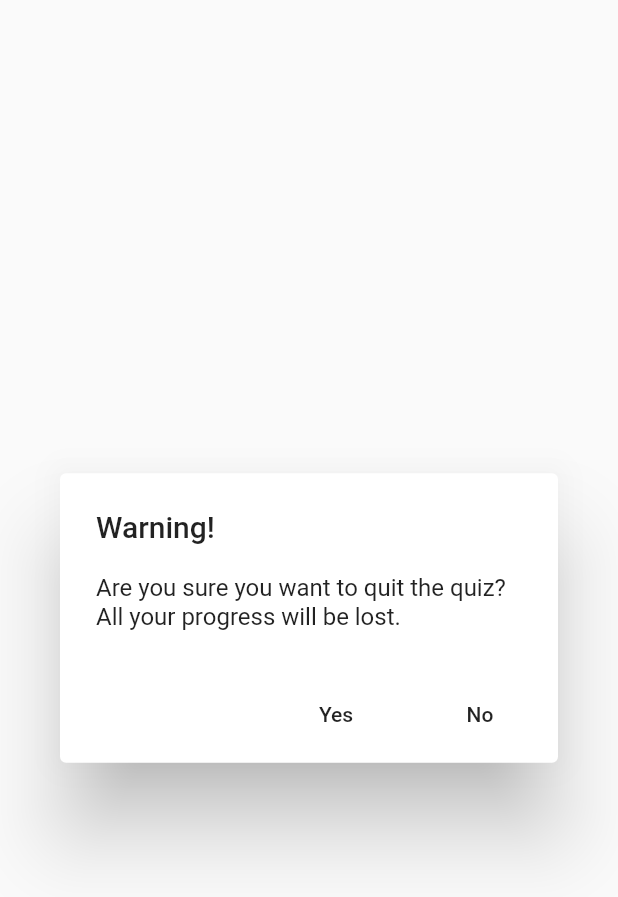
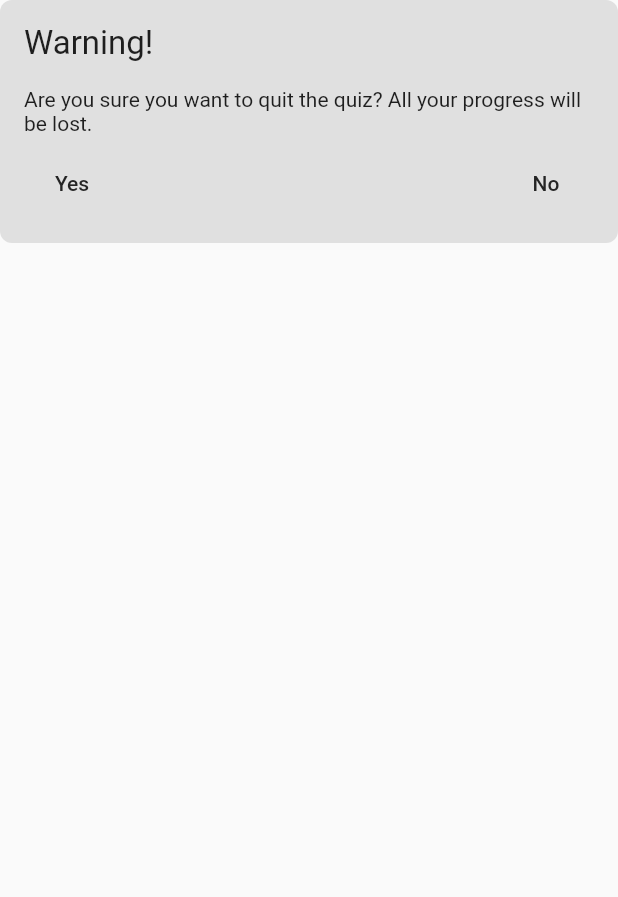
Before and after one commit to DhavalBhagwat/Quizoid, a Flutter app: the ExitQuizDialog widget shown alone on an empty page, opened directly, on a phone screen of 412 x 824 dp. Shown: the top 897 px of the screen. Run offline on Flutter 3.47's test engine with Material 2 defaults, Android fonts, the phone set to English and light mode, and no system bars; our stand-ins replace chewie, firebase_core, firebase_database, floor, flutter_easyloading, get and 3 more; accounts and stored records are empty; generated files the repository leaves out were written again.

Commit message:
v0.0.8(1) - Refer #10

```diff
--- a/lib/ui/dialogs/ExitQuizDialog.dart
+++ b/lib/ui/dialogs/ExitQuizDialog.dart
@@ -1,36 +1,48 @@
 import 'package:flutter/cupertino.dart';
 import 'package:flutter/material.dart';
 import 'package:app/services/lib.dart';
+import 'package:app/utils/lib.dart';
 
 class ExitQuizDialog extends StatelessWidget {
 
   ExitQuizDialog({
     Key? key
-  });
-
-  static const _TAG = "ExitQuizDialog";
+  }) : super(key: key);
 
   @override
   Widget build(BuildContext context) {
-    return AlertDialog(
-        content: Text(
-            "Are you sure you want to quit the quiz? All your progress will be lost."),
-        title: Text("Warning!"),
-        actions: <Widget>[
-    FlatButton(
-    child: Text("Yes"),
-    onPressed: () {
-    NavigationService.getInstance.dashboardActivity();
-    },
-    ),
-    FlatButton(
-    child: Text("No"),
-    onPressed: () {
-
-    Navigator.pop(context, true);
-    },
-    )]);
+    return Container(
+      padding: EdgeInsets.all(16.0),
+      decoration: BoxDecoration(
+        color: AppTheme.lightBackground,
+        shape: BoxShape.rectangle,
+        borderRadius: BorderRadius.circular(8.0),
+      ),
+      child: ListView(
+        scrollDirection: Axis.vertical,
+        shrinkWrap: true,
+        physics: NeverScrollableScrollPhysics(),
+        children: [
+          Text(Strings.warning, style: TextStyle(fontSize: 22.0)),
+          SizedBox(height: 16.0),
+          Text(Strings.quit_quiz),
+          SizedBox(height: 8.0),
+          Row(
+            children: [
+              TextButton(
+                child: Text(Strings.yes, style: TextStyle(color: AppTheme.colorAccent)),
+                onPressed: () => NavigationService.getInstance.dashboardActivity(),
+              ),
+              Spacer(),
+              TextButton(
+                child: Text(Strings.no, style: TextStyle(color: AppTheme.colorAccent)),
+                onPressed: () => Navigator.pop(context, true),
+              )
+            ],
+          ),
+        ],
+      ),
+    );
   }
 
-
 }
--- a/lib/ui/widgets/containers/ActivityContainer.dart
+++ b/lib/ui/widgets/containers/ActivityContainer.dart
@@ -9,12 +9,14 @@ class ActivityContainer extends StatelessWidget {
   final String? title;
   final Widget? child;
   final bool? isBackAvailable;
+  final Widget? action;
 
   ActivityContainer({
     Key? key,
     @required this.context,
     @required this.onBackPressed,
     this.isBackAvailable = true,
+    this.action,
     @required this.title,
     @required this.child,
   }) : super(key: key);
@@ -36,6 +38,7 @@ class ActivityContainer extends StatelessWidget {
               onTap: () => onBackPressed!(),
             ) : Container(),
             middle: Text(title!),
+            trailing: action,
           ),
           body: child,
         ),
--- a/lib/utils/Strings.dart
+++ b/lib/utils/Strings.dart
@@ -13,4 +13,9 @@ class Strings {
   static const String next_question = "Get ready in";
   static const String go_back = "Go Back";
   static const String dismiss = "Dismiss";
+  static const String yes = "Yes";
+  static const String no = "No";
+  static const String warning = "Warning!";
+  static const String quit_quiz = "Are you sure you want to quit the quiz? All your progress will be lost.";
+  static const String no_questions_answered = "No questions answered";
 }
```
Also changed, not shown: lib/data/controller/QuestionController.dart (+10 -8 lines), lib/ui/activities/QuizActivity.dart (+14 -4 lines), lib/ui/activities/ScoreActivity.dart (+6 -2 lines), lib/ui/widgets/renderers/ProgressBar.dart (+9 -4 lines).
